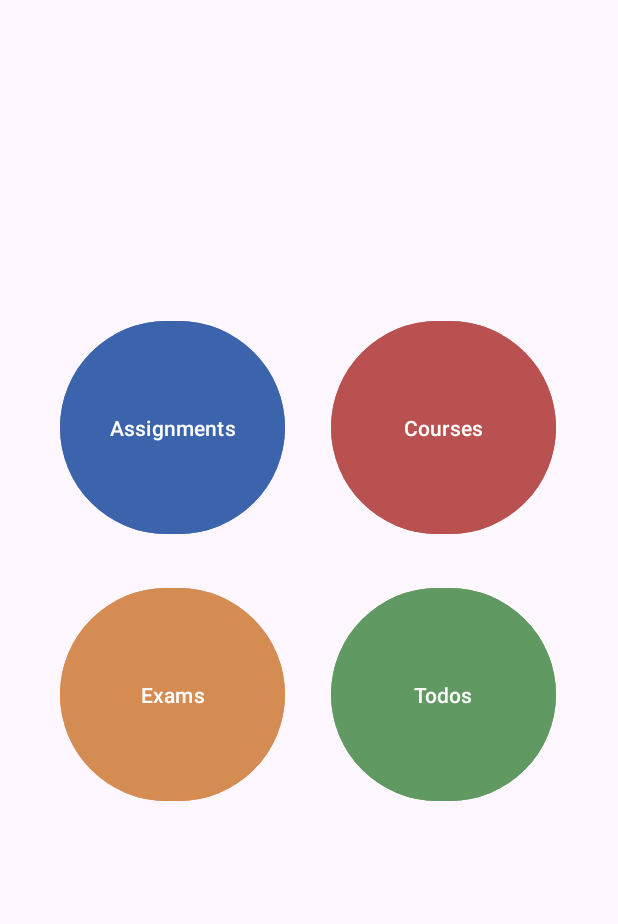
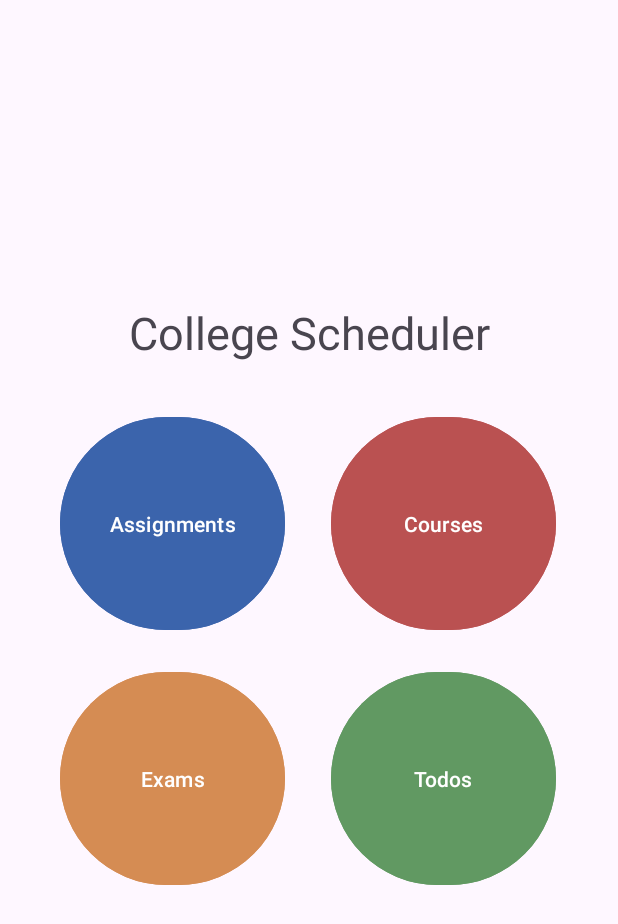
Before and after one commit to maxxu123456/college-scheduler, an Android app: the screen it shows after launch (MainActivity), on a phone screen of 412 x 824 dp. Shown: the top 924 px of the screen. Run offline under Robolectric (Android 15) with nearby library versions, the phone set to English and light mode, and no system bars; our stand-ins replace data binding.

Commit message:
more styling

```diff
--- a/app/src/main/res/layout/activity_main.xml
+++ b/app/src/main/res/layout/activity_main.xml
@@ -12,31 +12,31 @@
             android:id="@+id/assignmentsButton"
             android:layout_width="150dp"
             android:layout_height="150dp"
-            android:layout_marginTop="210dp"
+            android:layout_marginTop="32dp"
             android:backgroundTint="#3B64AC"
             android:text="Assignments"
             app:layout_constraintEnd_toEndOf="parent"
             app:layout_constraintHorizontal_bias="0.153"
             app:layout_constraintStart_toStartOf="parent"
-            app:layout_constraintTop_toTopOf="parent" />
+            app:layout_constraintTop_toBottomOf="@+id/textView" />
 
         <Button
             android:id="@+id/coursesButton"
             android:layout_width="150dp"
             android:layout_height="150dp"
-            android:layout_marginTop="210dp"
+            android:layout_marginTop="32dp"
             android:backgroundTint="#BA5151"
             android:text="Courses"
             app:layout_constraintEnd_toEndOf="parent"
             app:layout_constraintHorizontal_bias="0.842"
             app:layout_constraintStart_toStartOf="parent"
-            app:layout_constraintTop_toTopOf="parent" />
+            app:layout_constraintTop_toBottomOf="@+id/textView" />
 
         <Button
             android:id="@+id/examsButton"
             android:layout_width="150dp"
             android:layout_height="150dp"
-            android:layout_marginTop="28dp"
+            android:layout_marginTop="20dp"
             android:backgroundTint="#D58C53"
             android:text="Exams"
             app:layout_constraintEnd_toEndOf="parent"
@@ -48,7 +48,7 @@
             android:id="@+id/todosButton"
             android:layout_width="150dp"
             android:layout_height="150dp"
-            android:layout_marginTop="28dp"
+            android:layout_marginTop="20dp"
             android:backgroundTint="#619962"
             android:text="Todos"
             app:layout_constraintEnd_toEndOf="parent"
@@ -56,6 +56,18 @@
             app:layout_constraintStart_toStartOf="parent"
             app:layout_constraintTop_toBottomOf="@+id/coursesButton" />
 
+        <TextView
+            android:id="@+id/textView"
+            android:layout_width="wrap_content"
+            android:layout_height="wrap_content"
+            android:text="College Scheduler"
+            android:textSize="30sp"
+            app:layout_constraintBottom_toBottomOf="parent"
+            app:layout_constraintEnd_toEndOf="parent"
+            app:layout_constraintStart_toStartOf="parent"
+            app:layout_constraintTop_toTopOf="parent"
+            app:layout_constraintVertical_bias="0.257" />
+
 
     </androidx.constraintlayout.widget.ConstraintLayout>
 </layout>
```
